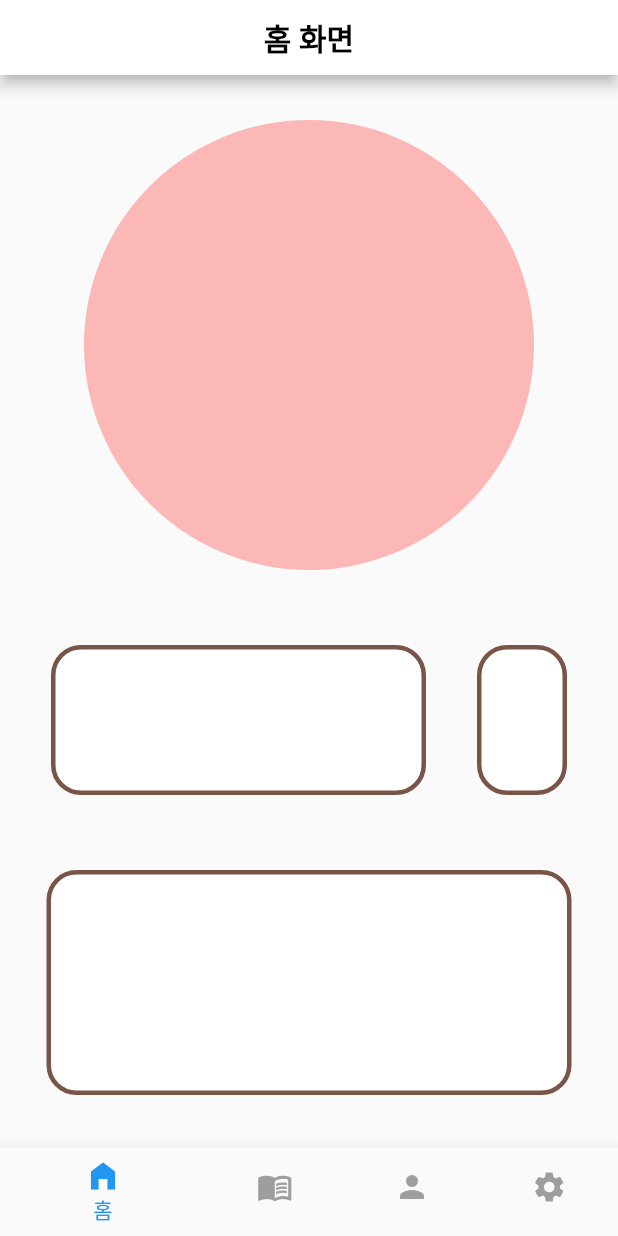
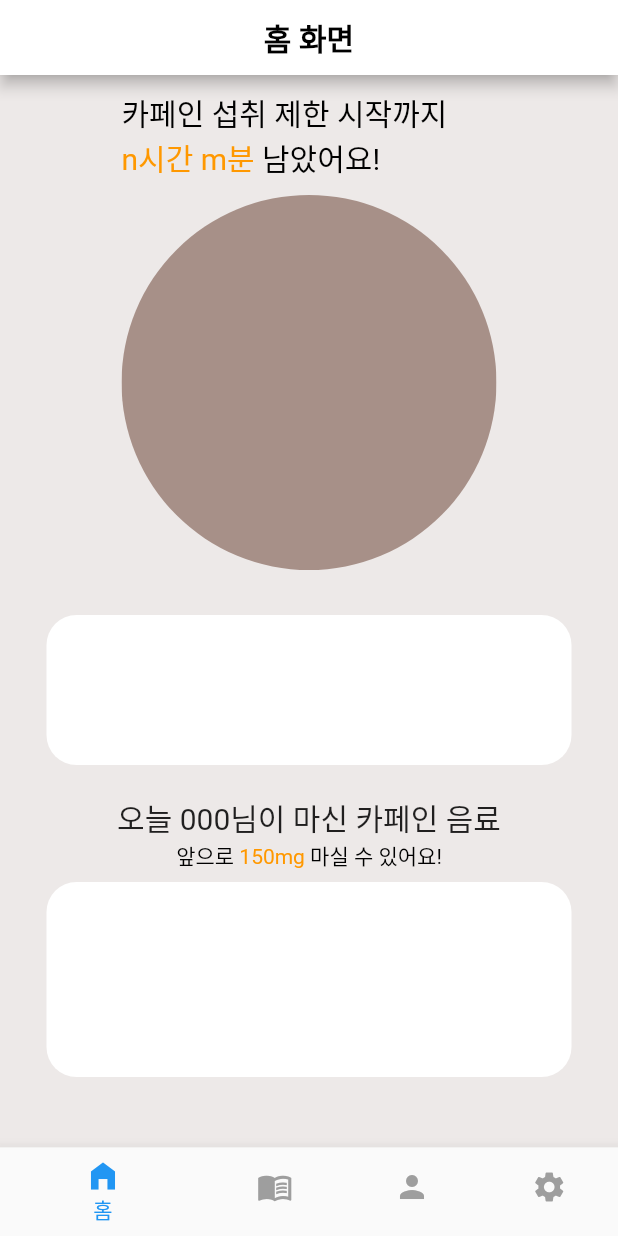
Before and after one commit to CoolCoolCoffee/CoolCoolCoffee, a Flutter app: the screen it shows after launch, on a phone screen of 412 x 824 dp. Run offline on Flutter 3.47's test engine with Material 2 defaults, Android fonts, the phone set to English and light mode, and no system bars; our stand-ins replace cloud_firestore, firebase_core, image_picker, table_calendar, timezone; missing offline and left inert: floating_action_bubble, flutter_health_connect, google_mlkit_text_recognition; accounts and stored records are empty.

Commit message:
화면 구성 진행

```diff
--- a/CoolCoolCoffee_FrontEnd/lib/page/home/caffeine_left.dart
+++ b/CoolCoolCoffee_FrontEnd/lib/page/home/caffeine_left.dart
@@ -16,29 +16,13 @@ class _CaffeineLeftWidgetState extends State<CaffeineLeftWidget> {
           mainAxisAlignment: MainAxisAlignment.spaceEvenly,
           children: [
             Container(
-              width: 250,
+              width: 350,
               height: 100,
               decoration: BoxDecoration(
                 color: Colors.white,
                 borderRadius: BorderRadius.circular(20),
-                border: Border.all(
-                  color: Colors.brown,
-                  width: 3.0,
-                ),
               ),
             ),
-            Container(
-              width: 60,
-              height: 100,
-              decoration: BoxDecoration(
-                color: Colors.white,
-                borderRadius: BorderRadius.circular(20),
-                border: Border.all(
-                  color: Colors.brown,
-                  width: 3.0,
-                ),
-              ),
-            )
           ],
         ),
       ),
--- a/CoolCoolCoffee_FrontEnd/lib/page/home/clock.dart
+++ b/CoolCoolCoffee_FrontEnd/lib/page/home/clock.dart
@@ -11,15 +11,47 @@ class _ClockWidgetState extends State<ClockWidget>{
 
   @override
   Widget build(BuildContext context){
-    return Center(
-      child: ClipRRect(
-        borderRadius: BorderRadius.circular(150),
-        child: Container(
-          width: 300,
-          height: 300,
-          color: Colors.redAccent.withOpacity(0.4),
+    return Column(
+      crossAxisAlignment: CrossAxisAlignment.start,
+      children: [
+        Text(
+          "카페인 섭취 제한 시작까지",
+          style: TextStyle(
+              color: Colors.black,
+              fontSize: 20
+          ),
         ),
-      ),
+        // 두 번째 텍스트 표시
+        RichText(
+          text: TextSpan(
+            children: [
+              TextSpan(
+                text: "n시간 m분",
+                style: TextStyle(
+                    color: Colors.orange,
+                    fontSize: 20
+                ),
+              ),
+              TextSpan(
+                text: " 남았어요!",
+                style: TextStyle(
+                    color: Colors.black,
+                    fontSize: 20
+                ),
+              ),
+            ],
+          ),
+        ),
+        SizedBox(height: 10),
+        ClipRRect(
+          borderRadius: BorderRadius.circular(150),
+          child: Container(
+            width: 250,
+            height: 250,
+            color: Colors.brown.withOpacity(0.6),
+          ),
+        ),
+      ],
     );
   }
 }
--- a/CoolCoolCoffee_FrontEnd/lib/page/home/drink_list.dart
+++ b/CoolCoolCoffee_FrontEnd/lib/page/home/drink_list.dart
@@ -10,21 +10,50 @@ class DrinkListWidget extends StatefulWidget {
 class _DrinkListWidgetState extends State<DrinkListWidget> {
   @override
   Widget build(BuildContext context){
-    return Container(
-      child: Center(
-        child: Container(
-          width: 350,
-          height: 150,
-          decoration: BoxDecoration(
-            color: Colors.white,
-            borderRadius: BorderRadius.circular(20),
-            border: Border.all(
-              color: Colors.brown,
-              width: 3.0,
+    return Column(
+      children: [
+        Text(
+          "오늘 000님이 마신 카페인 음료",
+          style: TextStyle(
+            fontSize: 20
+          ),
+        ),
+        RichText(
+            text : TextSpan(
+              children: [
+                TextSpan(
+                  text: "앞으로 ",
+                  style: TextStyle(
+                    color: Colors.black
+                  ),
+                ),
+                TextSpan(
+                  text: "150mg ",
+                  style: TextStyle(
+                      color: Colors.orange
+                  ),
+                ),
+                TextSpan(
+                  text: "마실 수 있어요!",
+                  style: TextStyle(
+                      color: Colors.black
+                  ),
+                ),
+              ]
+            )
+        ),
+        SizedBox(height: 7),
+        Center(
+          child: Container(
+            width: 350,
+            height: 130,
+            decoration: BoxDecoration(
+              color: Colors.white,
+              borderRadius: BorderRadius.circular(20),
             ),
           ),
         ),
-      ),
+      ],
     );
   }
 }
--- a/CoolCoolCoffee_FrontEnd/lib/page/home/home_page.dart
+++ b/CoolCoolCoffee_FrontEnd/lib/page/home/home_page.dart
@@ -15,6 +15,7 @@ class _HomePageState extends State<HomePage> {
   @override
   Widget build(BuildContext context) {
     return Scaffold(
+      backgroundColor: Colors.brown.withOpacity(0.1),
         appBar: AppBar(
           title: Center(
             child: Text(
@@ -31,11 +32,11 @@ class _HomePageState extends State<HomePage> {
     ),
     body: Column(
       children: [
+        SizedBox(height: 10),
+        ClockWidget(),
         SizedBox(height: 30),
-        ClockWidget(),
-        SizedBox(height: 50),
         CaffeineLeftWidget(),
-        SizedBox(height: 50),
+        SizedBox(height: 20),
         DrinkListWidget()
       ],
     )
```
